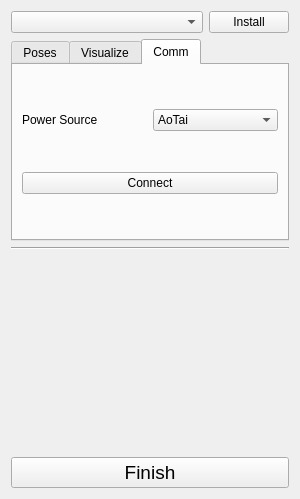
First picture: the form in src/Mod/Robot/Gui/Tool/TaskBoxTorchToolSetupPanel.ui, repository panyixiao/XH_CAD, before the edit.
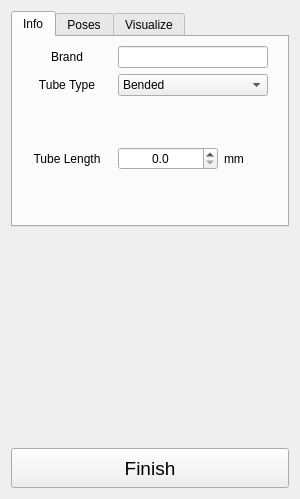
Second picture: the form after the edit. The open tabs and pages were chosen to show the change.

Patch:
```diff
--- a/src/Mod/Robot/Gui/Tool/TaskBoxTorchToolSetupPanel.ui
+++ b/src/Mod/Robot/Gui/Tool/TaskBoxTorchToolSetupPanel.ui
@@ -26,31 +26,194 @@
    <string>Form</string>
   </property>
   <layout class="QVBoxLayout" name="verticalLayout">
-   <item>
-    <layout class="QHBoxLayout" name="horizontalLayout">
-     <item>
-      <widget class="QComboBox" name="comboBox_RobotList"/>
-     </item>
-     <item>
-      <widget class="QPushButton" name="pushButton_Assemble">
-       <property name="maximumSize">
-        <size>
-         <width>80</width>
-         <height>16777215</height>
-        </size>
-       </property>
-       <property name="text">
-        <string>Install</string>
-       </property>
-      </widget>
-     </item>
-    </layout>
-   </item>
    <item>
     <widget class="QTabWidget" name="tabWidget_3">
      <property name="currentIndex">
       <number>0</number>
      </property>
+     <widget class="QWidget" name="tab">
+      <attribute name="title">
+       <string>Info</string>
+      </attribute>
+      <layout class="QVBoxLayout" name="verticalLayout_3">
+       <item>
+        <layout class="QHBoxLayout" name="horizontalLayout_3">
+         <item>
+          <widget class="QLabel" name="label_2">
+           <property name="minimumSize">
+            <size>
+             <width>90</width>
+             <height>0</height>
+            </size>
+           </property>
+           <property name="text">
+            <string>Brand</string>
+           </property>
+           <property name="alignment">
+            <set>Qt::AlignCenter</set>
+           </property>
+          </widget>
+         </item>
+         <item>
+          <widget class="QLineEdit" name="lineEdit_brand">
+           <property name="minimumSize">
+            <size>
+             <width>150</width>
+             <height>0</height>
+            </size>
+           </property>
+           <property name="maximumSize">
+            <size>
+             <width>16777215</width>
+             <height>16777215</height>
+            </size>
+           </property>
+          </widget>
+         </item>
+         <item>
+          <spacer name="horizontalSpacer">
+           <property name="orientation">
+            <enum>Qt::Horizontal</enum>
+           </property>
+           <property name="sizeHint" stdset="0">
+            <size>
+             <width>40</width>
+             <height>20</height>
+            </size>
+           </property>
+          </spacer>
+         </item>
+        </layout>
+       </item>
+       <item>
+        <layout class="QHBoxLayout" name="horizontalLayout_5">
+         <item>
+          <widget class="QLabel" name="label_3">
+           <property name="minimumSize">
+            <size>
+             <width>90</width>
+             <height>0</height>
+            </size>
+           </property>
+           <property name="text">
+            <string>Tube Type</string>
+           </property>
+           <property name="alignment">
+            <set>Qt::AlignCenter</set>
+           </property>
+          </widget>
+         </item>
+         <item>
+          <widget class="QComboBox" name="comboBox_tubeType">
+           <property name="minimumSize">
+            <size>
+             <width>150</width>
+             <height>0</height>
+            </size>
+           </property>
+           <property name="maximumSize">
+            <size>
+             <width>180</width>
+             <height>16777215</height>
+            </size>
+           </property>
+           <item>
+            <property name="text">
+             <string>Bended</string>
+            </property>
+           </item>
+           <item>
+            <property name="text">
+             <string>Straight</string>
+            </property>
+           </item>
+          </widget>
+         </item>
+         <item>
+          <spacer name="horizontalSpacer_2">
+           <property name="orientation">
+            <enum>Qt::Horizontal</enum>
+           </property>
+           <property name="sizeHint" stdset="0">
+            <size>
+             <width>40</width>
+             <height>20</height>
+            </size>
+           </property>
+          </spacer>
+         </item>
+        </layout>
+       </item>
+       <item>
+        <layout class="QHBoxLayout" name="horizontalLayout_6">
+         <item>
+          <widget class="QLabel" name="label_4">
+           <property name="minimumSize">
+            <size>
+             <width>90</width>
+             <height>0</height>
+            </size>
+           </property>
+           <property name="maximumSize">
+            <size>
+             <width>90</width>
+             <height>16777215</height>
+            </size>
+           </property>
+           <property name="text">
+            <string>Tube Length</string>
+           </property>
+           <property name="alignment">
+            <set>Qt::AlignCenter</set>
+           </property>
+          </widget>
+         </item>
+         <item>
+          <widget class="QDoubleSpinBox" name="doubleSpinBox_tubeLength">
+           <property name="minimumSize">
+            <size>
+             <width>100</width>
+             <height>0</height>
+            </size>
+           </property>
+           <property name="alignment">
+            <set>Qt::AlignCenter</set>
+           </property>
+           <property name="decimals">
+            <number>1</number>
+           </property>
+           <property name="maximum">
+            <double>1000.000000000000000</double>
+           </property>
+           <property name="singleStep">
+            <double>10.000000000000000</double>
+           </property>
+          </widget>
+         </item>
+         <item>
+          <widget class="QLabel" name="label_5">
+           <property name="text">
+            <string>mm</string>
+           </property>
+          </widget>
+         </item>
+         <item>
+          <spacer name="horizontalSpacer_3">
+           <property name="orientation">
+            <enum>Qt::Horizontal</enum>
+           </property>
+           <property name="sizeHint" stdset="0">
+            <size>
+             <width>40</width>
+             <height>20</height>
+            </size>
+           </property>
+          </spacer>
+         </item>
+        </layout>
+       </item>
+      </layout>
+     </widget>
      <widget class="QWidget" name="tab_4">
       <attribute name="title">
        <string>Poses</string>
@@ -310,17 +473,24 @@
         </layout>
        </item>
        <item>
-        <widget class="QPushButton" name="pushButton_CalcCenter">
-         <property name="minimumSize">
-          <size>
-           <width>0</width>
-           <height>0</height>
-          </size>
-         </property>
-         <property name="text">
-          <string>To Center</string>
-         </property>
-        </widget>
+        <layout class="QHBoxLayout" name="horizontalLayout">
+         <item>
+          <widget class="QComboBox" name="comboBox_RobotList"/>
+         </item>
+         <item>
+          <widget class="QPushButton" name="pushButton_Assemble">
+           <property name="maximumSize">
+            <size>
+             <width>80</width>
+             <height>16777215</height>
+            </size>
+           </property>
+           <property name="text">
+            <string>Install</string>
+           </property>
+          </widget>
+         </item>
+        </layout>
        </item>
       </layout>
      </widget>
@@ -359,47 +529,6 @@
        </item>
       </layout>
      </widget>
-     <widget class="QWidget" name="tab">
-      <attribute name="title">
-       <string>Comm</string>
-      </attribute>
-      <layout class="QVBoxLayout" name="verticalLayout_3">
-       <item>
-        <layout class="QHBoxLayout" name="horizontalLayout_5">
-         <item>
-          <widget class="QLabel" name="label_2">
-           <property name="text">
-            <string>Power Source</string>
-           </property>
-          </widget>
-         </item>
-         <item>
-          <widget class="QComboBox" name="comboBox_2">
-           <item>
-            <property name="text">
-             <string>AoTai</string>
-            </property>
-           </item>
-          </widget>
-         </item>
-        </layout>
-       </item>
-       <item>
-        <widget class="QPushButton" name="pushButton">
-         <property name="text">
-          <string>Connect</string>
-         </property>
-        </widget>
-       </item>
-      </layout>
-     </widget>
-    </widget>
-   </item>
-   <item>
-    <widget class="Line" name="line">
-     <property name="orientation">
-      <enum>Qt::Horizontal</enum>
-     </property>
     </widget>
    </item>
    <item>
@@ -417,6 +546,12 @@
    </item>
    <item>
     <widget class="QPushButton" name="pushButton_finishSetup">
+     <property name="minimumSize">
+      <size>
+       <width>0</width>
+       <height>40</height>
+      </size>
+     </property>
      <property name="font">
       <font>
        <pointsize>14</pointsize>
```
Left out of the diff: 15 changed lines with no effect on the pictures.
